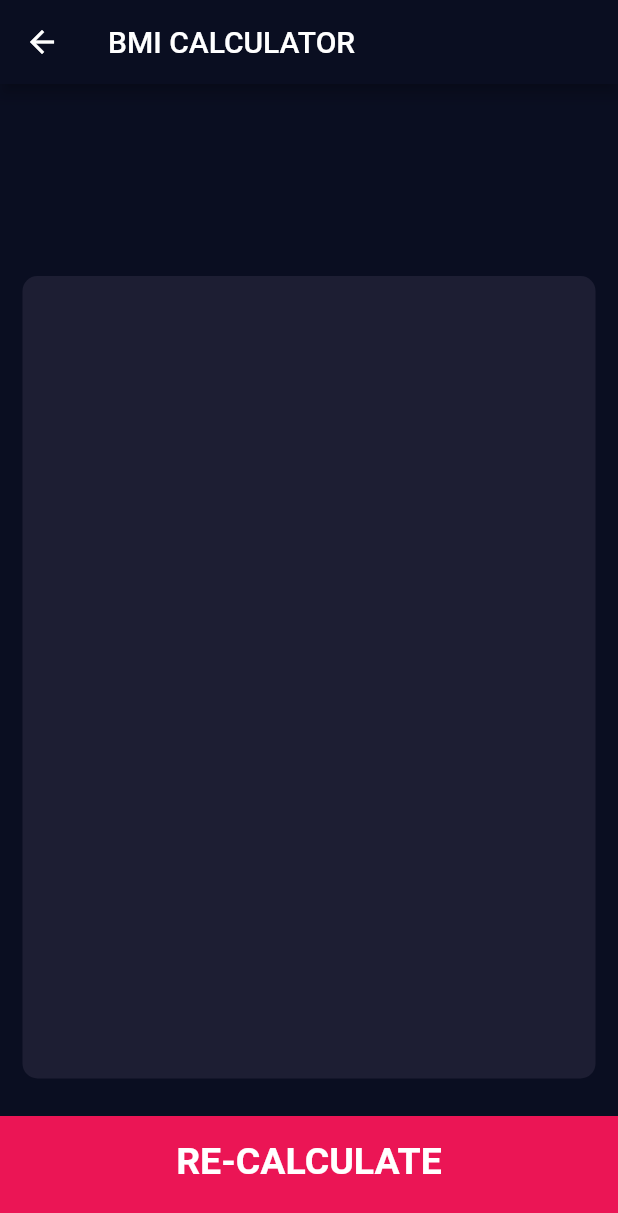
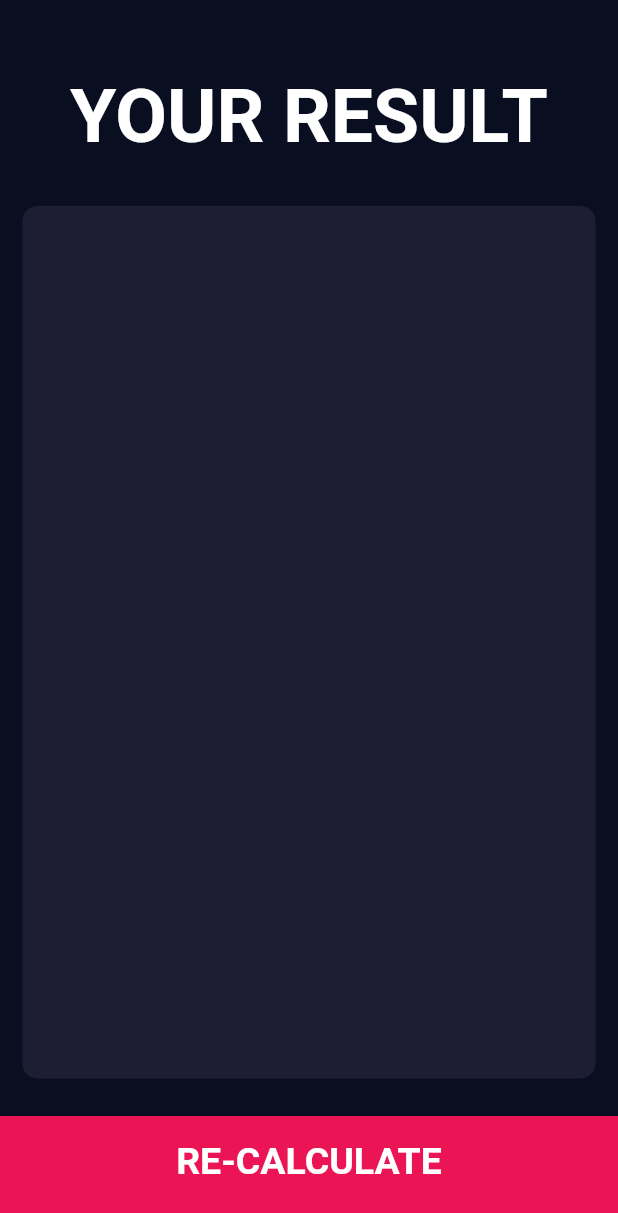
Before and after one commit to frankmaayn/flutter_projects, a Flutter app: the ResultsPage screen opened directly with empty values, on a phone screen of 412 x 824 dp. Shown: the top 1213 px of the screen. Run offline on Flutter 3.47's test engine with Material 2 defaults, Android fonts, the phone set to English and light mode, and no system bars; our stand-ins replace audioplayers, font_awesome_flutter, google_fonts, percent_indicator, rflutter_alert.

Commit message:
Finished BMI project

```diff
--- a/bmi_calculator/lib/calculator_brain.dart
+++ b/bmi_calculator/lib/calculator_brain.dart
@@ -23,11 +23,11 @@ class CalculatorBrain {
 
   String getInterpretation() {
     if (_bmi >= 25) {
-      return 'Stop eating the fck';
+      return 'You are overweight';
     } else if (_bmi > 18.5) {
-      return 'You gucci';
+      return 'You are within normal range';
     } else {
-      return 'Why you starving bih';
+      return 'You are underweight';
     }
   }
 }
--- a/bmi_calculator/lib/screens/results_page.dart
+++ b/bmi_calculator/lib/screens/results_page.dart
@@ -18,9 +18,6 @@ class ResultsPage extends StatelessWidget {
   @override
   Widget build(BuildContext context) {
     return Scaffold(
-      appBar: AppBar(
-        title: Text('BMI CALCULATOR'),
-      ),
       body: Column(
         mainAxisAlignment: MainAxisAlignment.spaceEvenly,
         crossAxisAlignment: CrossAxisAlignment.stretch,
@@ -30,7 +27,7 @@ class ResultsPage extends StatelessWidget {
               padding: EdgeInsets.all(15),
               alignment: Alignment.bottomCenter,
               child: Text(
-                resultText,
+                'YOUR RESULT',
                 style: kTitleTextStyle,
               ),
             ),
```
Also changed, not shown: 1 other file.
